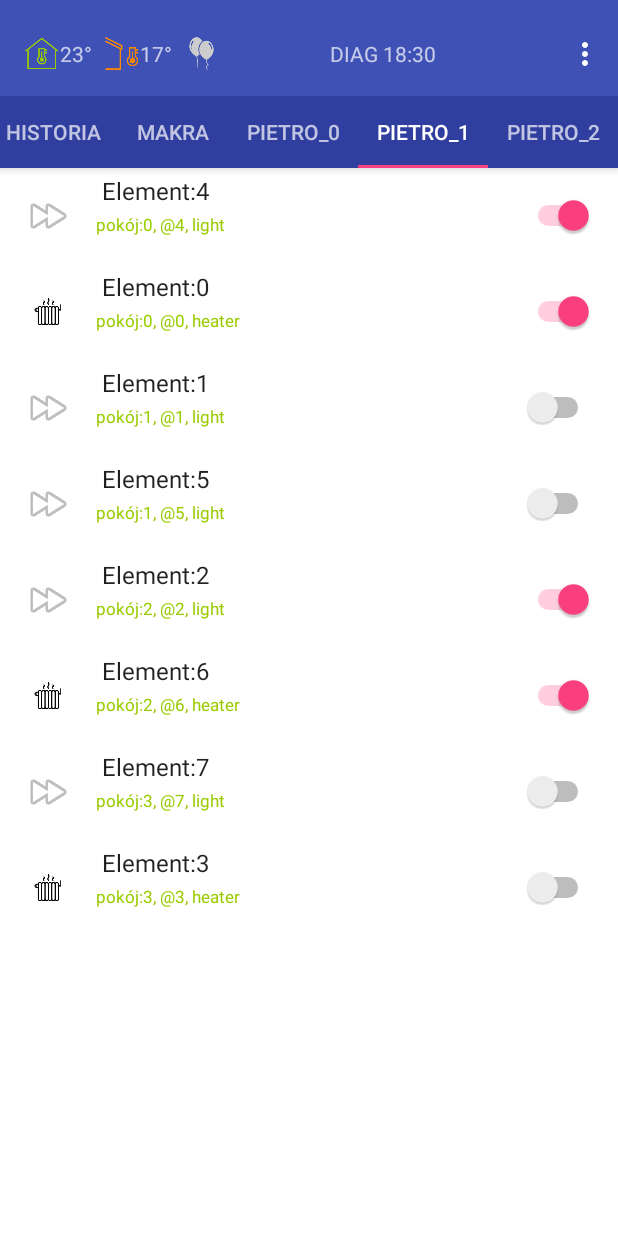
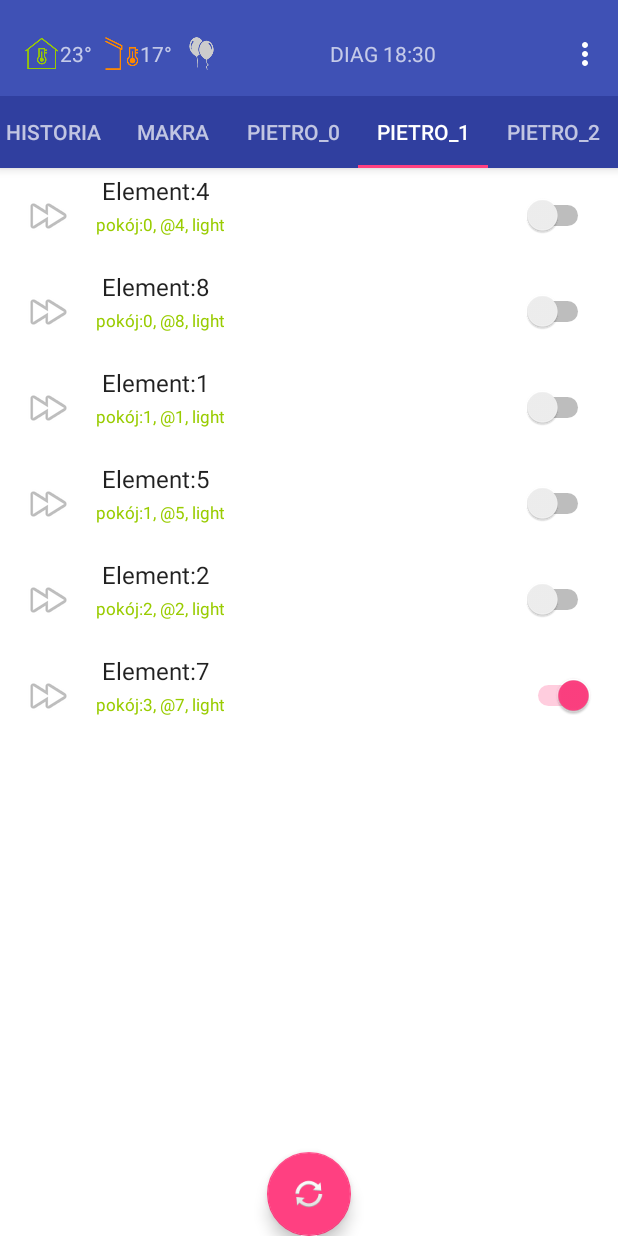
Before and after one commit to tuskolot/iDomApp, an Android app: the screen it shows after launch (MainActivity), tab 4 chosen, on a phone screen of 412 x 824 dp. Run offline under Robolectric (Android 15) with nearby library versions, the light colour scheme and no system bars; our stand-ins replace ButterKnife, Volley; network calls fail.

Commit message:
poprawione błędy i optymalizacja zappytań

```diff
--- a/app/src/main/java/com/example/jacekmichalik/idomapp/FloorMapPackage/FloorItemsList.java
+++ b/app/src/main/java/com/example/jacekmichalik/idomapp/FloorMapPackage/FloorItemsList.java
@@ -18,7 +18,8 @@ public class FloorItemsList implements Comparator<FloorItemsList.SecurItemData>{
     }
 
     public void addItem(SecurItemData item) {
-        siList.add(item);
+        if (item.type.equals("light"))
+            siList.add(item);
     }
 
     public SecurItemData get(int position){
@@ -28,6 +29,7 @@ public class FloorItemsList implements Comparator<FloorItemsList.SecurItemData>{
     public int getSize(){
         return siList.size();
     }
+    public void clearAll() { siList.clear(); }
 
     @Override
     public int compare(SecurItemData o1, SecurItemData o2) {
@@ -56,7 +58,7 @@ public class FloorItemsList implements Comparator<FloorItemsList.SecurItemData>{
     }
 
     public void sortMe(){
-        Collections.sort(siList,this);
+        Collections.sort(siList, this);
     }
 
     public static class SecurItemData {
--- a/app/src/main/java/com/example/jacekmichalik/idomapp/FloorMapPackage/MySecurItemRecyclerViewAdapter.java
+++ b/app/src/main/java/com/example/jacekmichalik/idomapp/FloorMapPackage/MySecurItemRecyclerViewAdapter.java
@@ -103,6 +103,11 @@ public class MySecurItemRecyclerViewAdapter extends RecyclerView.Adapter<MySecur
 
     }
 
+    @Override
+    public void forceUpdate() {
+
+    }
+
     public class ViewHolder extends RecyclerView.ViewHolder {
         public final View mView;
 
--- a/app/src/main/java/com/example/jacekmichalik/idomapp/FloorMapPackage/SecurItemFragment.java
+++ b/app/src/main/java/com/example/jacekmichalik/idomapp/FloorMapPackage/SecurItemFragment.java
@@ -10,8 +10,6 @@ import android.view.LayoutInflater;
 import android.view.View;
 import android.view.ViewGroup;
 
-import com.example.jacekmichalik.idomapp.FloorMapPackage.FloorItemsList;
-import com.example.jacekmichalik.idomapp.FloorMapPackage.MySecurItemRecyclerViewAdapter;
 import com.example.jacekmichalik.idomapp.IDOMTaskNotyfikator;
 import com.example.jacekmichalik.idomapp.MainActivity;
 import com.example.jacekmichalik.idomapp.R;
@@ -20,45 +18,47 @@ import com.example.jacekmichalik.idomapp.R;
 // Activities containing this fragment MUST implement the {@link OnListFragmentInteractionListener}
 public class SecurItemFragment extends Fragment implements IDOMTaskNotyfikator {
 
+    private final static String ARG_FLOOR_NAME = "floor_name";
     private FloorItemsList floorMap = null;
     private OnListFragmentInteractionListener mListener;
-    private RecyclerView recyclerView=null;
+    private RecyclerView recyclerView = null;
 
     public SecurItemFragment() {
-
-        this.floorMap = null;
     }
 
-    public SecurItemFragment(String floor_name) {
-
-        this.floorMap = null;
+    public static SecurItemFragment instanceMe(String floor_name) {
+        SecurItemFragment fragment = new SecurItemFragment();
         Bundle b = new Bundle();
-        b.putString("floor_name",floor_name);
-        this.setArguments(b);
+        b.putString(ARG_FLOOR_NAME, floor_name);
+        fragment.setArguments(b);
+        return fragment;
     }
 
 
     @Override
     public void onCreate(Bundle savedInstanceState) {
         super.onCreate(savedInstanceState);
-        if ( floorMap == null){
-            Bundle b = getArguments();
-            String floorName;
-            floorName = b.getString("floor_name");
-            floorMap = MainActivity.IDOM.floorMap.get(floorName);
-        }
-
-    }
-
-    private String getFloorName(){
-        Bundle b = getArguments();
-        return b.getString("floor_name");
     }
 
     @Override
     public View onCreateView(LayoutInflater inflater, ViewGroup container,
                              Bundle savedInstanceState) {
         View view = inflater.inflate(R.layout.fragment_securitem_list, container, false);
+
+        Bundle bundle = getArguments();
+        String floorName = bundle.getString(ARG_FLOOR_NAME);
+
+        floorMap = MainActivity.IDOM.floorMap.get(floorName);
+        if (null == floorMap) {
+            // pierwsze uruchomienie - tworzymy obiekt i inicujemy jego załadowanie danymi
+            floorMap = new FloorItemsList(floorName);
+            MainActivity.IDOM.floorMap.put(floorName, floorMap);
+            try {
+                MainActivity.IDOM.importFloorList(view.getContext(), this, floorName,false);
+            } catch (Exception e) {
+                Log.d("j23", this.toString() + " MainActivity.IDOM.importFloorList");
+            }
+        }
 
         // Set the adapter
         if (view instanceof RecyclerView) {
@@ -69,19 +69,6 @@ public class SecurItemFragment extends Fragment implements IDOMTaskNotyfikator {
 //            column = 2
 //                recyclerView.setLayoutManager(new GridLayoutManager(context, XXX));
             recyclerView.setAdapter(new MySecurItemRecyclerViewAdapter(floorMap, mListener));
-
-            recyclerView.setOnClickListener(new View.OnClickListener() {
-                @Override
-                public void onClick(View v) {
-
-                }
-            });
-        }
-
-        try {
-            MainActivity.IDOM.importFloorList(view.getContext(), this, getFloorName() );
-        } catch (Exception e) {
-            Log.d("j23", this.toString() + " MainActivity.IDOM.importFloorList");
         }
 
         return view;
@@ -107,12 +94,22 @@ public class SecurItemFragment extends Fragment implements IDOMTaskNotyfikator {
 
     @Override
     public void handleUpdated(String updateTAG, Object addInfo) {
+        // wołane po zakończeniu odczytu danych z serwera
         if (updateTAG.equals(IDOMTaskNotyfikator.GET_FLOOR)) {
             recyclerView.getAdapter().notifyDataSetChanged();
         }
 
     }
 
+    @Override
+    public void forceUpdate() {
+        try {
+            MainActivity.IDOM.importFloorList(getContext(), this, floorMap.floorName,true);
+        }catch (Exception e){
+            Log.d("j23",e.toString());
+        }
+    }
+
     public interface OnListFragmentInteractionListener {
         void onListFragmentInteraction(FloorItemsList.SecurItemData item);
     }
--- a/app/src/main/java/com/example/jacekmichalik/idomapp/IDOMDataManager.java
+++ b/app/src/main/java/com/example/jacekmichalik/idomapp/IDOMDataManager.java
@@ -17,7 +17,7 @@ import com.android.volley.toolbox.StringRequest;
 import com.android.volley.toolbox.Volley;
 import com.example.jacekmichalik.idomapp.FloorMapPackage.FloorItemsList;
 import com.example.jacekmichalik.idomapp.FloorMapPackage.MySecurItemRecyclerViewAdapter;
-import com.example.jacekmichalik.idomapp.JMTools.MessageBox;
+import com.example.jacekmichalik.idomapp.JMTools.ProfStr;
 
 import org.json.JSONArray;
 import org.json.JSONException;
@@ -46,17 +46,13 @@ public class IDOMDataManager {
         String t = "";
         Calendar dat;
         Date dd;
-//        SimpleDateFormat dat_format = new SimpleDateFormat("yyyy-MM-dd");
-//        SimpleDateFormat dat_format = new SimpleDateFormat("yyyy-MM-dd");
         DateFormat dateFormat = DateFormat.getDateInstance(DateFormat.MEDIUM, Locale.getDefault());
         DateFormat timeFormat = DateFormat.getTimeInstance(DateFormat.SHORT, Locale.getDefault());
-
-//        SimpleDateFormat tim_format = new SimpleDateFormat("HH:mm:ss");
 
         if (!diag_on_error_add_sample_stats)
             return;
 
-        allLogs = "";
+        allLogs="";
 
         for (int i = 0; i < 60; i++) {
             if (Math.round(Math.random() * 100) < 10) {
@@ -88,7 +84,6 @@ public class IDOMDataManager {
             for (int i = 0; i < 3; i++) {
                 String fn = "pietro_" + i;
                 floorArray.add(fn);
-                floorMap.put(fn, new FloorItemsList(fn));
             }
         }
 
@@ -104,19 +99,19 @@ public class IDOMDataManager {
             return;
 
         for (int i = 0; i < 11; i++) {
-            macrosList.add(new RowMacroItem(i, "Przykładowe makro: " + i));
+            macrosList.add(new MacrosFragment.RowMacroItem(i, "Przykładowe makro: " + i));
         }
     }
 
 
-    public void diag_add_floors(String floor_name) {
+    public void diag_add_floors(String floor_name,boolean forceRefresh) {
 
         if (!diag_on_error_add_sample_floors)
             return;
 
         FloorItemsList fli = floorMap.get(floor_name);
 
-        if (fli.getSize() > 0)
+        if (fli.getSize() > 0 && !forceRefresh)
             return;
 
         int items = (int) Math.round(Math.random() * 10 + 3);
@@ -127,7 +122,7 @@ public class IDOMDataManager {
                             j % 3 == 0 ? "heater" : "light",
                             "Element:" + j,
                             "pokój:" + ( j ) % 4,
-                            j % 2 == 0 ? "X" : " "
+                            ProfStr.random_my(3) == 0 ? "X" : " "
                     ));
         }
         fli.sortMe();
@@ -135,7 +130,7 @@ public class IDOMDataManager {
     }
 
 
-    public LinkedList<RowMacroItem> macrosList = new LinkedList<>();   // lista pobranych makr
+    public LinkedList<MacrosFragment.RowMacroItem> macrosList = new LinkedList<>();   // lista pobranych makr
     public String allLogs = ""; // historia pobrana z serwera
     public boolean partyActive = false; // status Party pobrany z serwera
     public int tempIN = 0;      //  temperatura wew
@@ -184,21 +179,6 @@ public class IDOMDataManager {
         }
     }
 
-    public class RowMacroItem {
-
-        public int macro_id;
-        public String macro_name;
-
-        public RowMacroItem() {
-        }
-
-        public RowMacroItem(int macro_id, String macro_name) {
-
-            this.macro_id = macro_id;
-            this.macro_name = macro_name;
-        }
-    }
-
     public void updateProgressCounter(RequestQueue job) {
 
         // pierwsze wywołanie - dodaje do listy
@@ -232,8 +212,7 @@ public class IDOMDataManager {
 
         final RequestQueue queue = Volley.newRequestQueue(context);
 
-        macrosList.add(new RowMacroItem(MACROID_SEND_STATUS_REQUEST, "pobierz status"));
-
+        macrosList.add(new MacrosFragment.RowMacroItem(MACROID_SEND_STATUS_REQUEST, "pobierz status"));
 
         incDiags(IDOMTaskNotyfikator.GET_MACROS);
 
@@ -248,7 +227,7 @@ public class IDOMDataManager {
                                     ja = new JSONArray(response);
                                     for (int i = 0; i < ja.length(); i++) {
                                         jo = ja.getJSONObject(i);
-                                        macrosList.add(new RowMacroItem(
+                                        macrosList.add(new MacrosFragment.RowMacroItem(
                                                 jo.getInt("id"),
                                                 jo.getString("name")));
                                     }
@@ -271,15 +250,14 @@ public class IDOMDataManager {
         queue.add(stringRequest);
     }
 
-
-    public void importFloorList(Context context, final IDOMTaskNotyfikator idomTaskNotyfikator, final String floorName) {
+    public void importFloorList(Context context, final IDOMTaskNotyfikator idomTaskNotyfikator, final String floorName, final boolean forceRefresh) {
 
         String url = IDOM_WWW + "JSON/@GETFLOOR$" + floorName;
         final FloorItemsList floorItemsList = floorMap.get(floorName);
         if (null == floorItemsList)
             return;
 
-        if (floorItemsList.getSize() > 0) //  struktura była już wcześniej odczytana
+        if (floorItemsList.getSize() > 0 && !forceRefresh) //  struktura była już wcześniej odczytana
         {
             callNotyficator(idomTaskNotyfikator, IDOMTaskNotyfikator.GET_FLOOR, null);
             return;
@@ -297,6 +275,9 @@ public class IDOMDataManager {
                                 JSONArray ja;
                                 JSONObject jo;
                                 FloorItemsList.SecurItemData si;
+
+                                if ( forceRefresh )
+                                    floorItemsList.clearAll();
 
                                 try {
                                     ja = new JSONArray(response);
@@ -322,7 +303,7 @@ public class IDOMDataManager {
                     @Override
                     public void onErrorResponse(VolleyError error) {
                         updateProgressCounter(queue);
-                        diag_add_floors(floorName);
+                        diag_add_floors(floorName,forceRefresh);
                         callNotyficator(idomTaskNotyfikator, IDOMTaskNotyfikator.GET_FLOOR, null);
 
                     }
@@ -331,12 +312,12 @@ public class IDOMDataManager {
         queue.add(stringRequest);
     }
 
-
     private void updateFloors(String floors) {
         int col;
         String t, v;
 
-        floorArray.clear();
+        if ( floorArray.size() > 0 )
+            return; // już raz pobraliśmy listę pięter. Ona się nie zmienia
 
         v = floors.trim();
         while (!v.isEmpty()) {
@@ -353,16 +334,23 @@ public class IDOMDataManager {
             v = v.trim();
             if (!t.isEmpty()) {
                 floorArray.add(t);
-                floorMap.put(t, new FloorItemsList(t));
+//                floorMap.put(t, new FloorItemsList(t));
             }
         }
     }
 
-    public void importSysInfo(Context context, final IDOMTaskNotyfikator idomTaskNotyfikator) {
+    public void importSysInfo(Context context, final IDOMTaskNotyfikator idomTaskNotyfikator, final boolean forceRefresh) {
+
+        String url = IDOM_WWW + "JSON/@GETINFO";
+
+        if ( allLogs.length() > 0 && !forceRefresh){
+            // już raz pobrano dane
+            callNotyficator(idomTaskNotyfikator, IDOMTaskNotyfikator.SYS_INFO, null);
+            sysChange();
+            return;
+        }
 
         final RequestQueue queue = Volley.newRequestQueue(context);
-        String url = IDOM_WWW + "JSON/@GETINFO";
-
         incDiags(IDOMTaskNotyfikator.SYS_INFO);
 
         final StringRequest stringRequest = new StringRequest(Request.Method.GET, url,
@@ -395,13 +383,11 @@ public class IDOMDataManager {
                 callNotyficator(idomTaskNotyfikator, IDOMTaskNotyfikator.SYS_INFO, null);
                 sysChange();
                 updateProgressCounter(queue);
-
             }
         });
         updateProgressCounter(queue);
         queue.add(stringRequest);
     }
-
 
     public void runMacro(final Context context, int macroID, final String macroName, final IDOMTaskNotyfikator idomTaskNotyfikator) {
 
@@ -414,7 +400,7 @@ public class IDOMDataManager {
                 case MACROID_SEND_STATUS_REQUEST: {
 
                     final String tn = MainActivity.prefs.getString(CNF_PHONE_NUMBER, "");
-                    MessageBox.ask(context, "Pytanie?", "Wysłać SMS do centralki?", new DialogInterface.OnClickListener() {
+                    ProfStr.ask(context, "Pytanie?", "Wysłać SMS do centralki?", new DialogInterface.OnClickListener() {
                         @Override
                         public void onClick(DialogInterface dialog, int id) {
                             SmsManager sms = SmsManager.getDefault();
@@ -438,7 +424,7 @@ public class IDOMDataManager {
                         @Override
                         public void onResponse(String response) {
                             Toast.makeText(context, macroName + " uruchomione", Toast.LENGTH_SHORT).show();
-                            importSysInfo(context, idomTaskNotyfikator);
+                            importSysInfo(context, idomTaskNotyfikator,true);
                             callNotyficator(idomTaskNotyfikator, IDOMTaskNotyfikator.RUN_MACRO, null);
                         }
                     },
@@ -510,7 +496,6 @@ public class IDOMDataManager {
                         "GF: " + jsonStatsistics.get(IDOMTaskNotyfikator.GET_FLOOR);
     }
 
-
     public String getFloorName(int floor_idx) {
         if (floor_idx < 0 || floor_idx >= floorArray.size())
             return "?fllor:" + floor_idx;
--- a/app/src/main/java/com/example/jacekmichalik/idomapp/IDOMTaskNotyfikator.java
+++ b/app/src/main/java/com/example/jacekmichalik/idomapp/IDOMTaskNotyfikator.java
@@ -8,4 +8,5 @@ public interface IDOMTaskNotyfikator {
     final public static String LIGHT = "LIGHT";
 
     public void handleUpdated(String updateTAG, Object addInfo);
+    public void forceUpdate();
 }
--- a/app/src/main/java/com/example/jacekmichalik/idomapp/JMTools/MessageBox.java
+++ b/app/src/main/java/com/example/jacekmichalik/idomapp/JMTools/ProfStr.java
@@ -27,7 +27,7 @@ import android.widget.TextView;
                 }
             });
  */
-public class MessageBox {
+public class ProfStr{
 
     public static void ask(Context context, String title, String message , DialogInterface.OnClickListener onOKClick) {
         AlertDialog.Builder builder = new AlertDialog.Builder(context);
@@ -60,4 +60,8 @@ public class MessageBox {
         }
     }
 
+    public static int  random_my(int maxi){
+        return (int)Math.round(Math.random()*maxi);
+    }
+
 }
--- a/app/src/main/java/com/example/jacekmichalik/idomapp/MacrosFragment.java
+++ b/app/src/main/java/com/example/jacekmichalik/idomapp/MacrosFragment.java
@@ -21,13 +21,13 @@ import android.widget.Toast;
 import java.util.LinkedList;
 
 
-class RowMacroAdapter extends ArrayAdapter<IDOMDataManager.RowMacroItem> {
+class RowMacroAdapter extends ArrayAdapter<MacrosFragment.RowMacroItem> {
 
     Context context;
     int rowLayoutResourceId;
-    LinkedList<IDOMDataManager.RowMacroItem> macros = null;
+    LinkedList<MacrosFragment.RowMacroItem> macros = null;
 
-    public RowMacroAdapter(Context context, int rowLayoutResourceId, LinkedList<IDOMDataManager.RowMacroItem> data) {
+    public RowMacroAdapter(Context context, int rowLayoutResourceId, LinkedList<MacrosFragment.RowMacroItem> data) {
         super(context, rowLayoutResourceId, data);
         this.rowLayoutResourceId = rowLayoutResourceId;
         this.context = context;
@@ -51,7 +51,7 @@ class RowMacroAdapter extends ArrayAdapter<IDOMDataManager.RowMacroItem> {
             holder = (RowMacroHolder) row.getTag();
         }
 
-        IDOMDataManager.RowMacroItem object = macros.get(position);
+        MacrosFragment.RowMacroItem object = macros.get(position);
         holder.txtTitle.setText(object.macro_name);
         holder.imgIcon.setImageResource(android.R.drawable.ic_media_ff);
         return row;
@@ -61,6 +61,8 @@ class RowMacroAdapter extends ArrayAdapter<IDOMDataManager.RowMacroItem> {
         ImageView imgIcon;
         TextView txtTitle;
     }
+
+
 }
 
 public class MacrosFragment extends Fragment implements IDOMTaskNotyfikator{
@@ -89,7 +91,7 @@ public class MacrosFragment extends Fragment implements IDOMTaskNotyfikator{
         macroListView.setOnItemClickListener(
                 new AdapterView.OnItemClickListener(){
                     public void onItemClick(AdapterView<?> parent, View view, int position, long id) {
-                        IDOMDataManager.RowMacroItem macro = MainActivity.IDOM.macrosList.get(position);
+                        MacrosFragment.RowMacroItem macro = MainActivity.IDOM.macrosList.get(position);
                         MainActivity.IDOM.runMacro(view.getContext(), macro.macro_id, macro.macro_name,
                                 tmpThis);
                     }
@@ -110,4 +112,23 @@ public class MacrosFragment extends Fragment implements IDOMTaskNotyfikator{
             macroListView.setAdapter(adapter);
         }
     }
+
+    @Override
+    public void forceUpdate() {}
+
+    public static class RowMacroItem {
+
+        public int macro_id;
+        public String macro_name;
+
+        public RowMacroItem() {
+        }
+
+        public RowMacroItem(int macro_id, String macro_name) {
+
+            this.macro_id = macro_id;
+            this.macro_name = macro_name;
+        }
+    }
+
 }
--- a/app/src/main/java/com/example/jacekmichalik/idomapp/MainActivity.java
+++ b/app/src/main/java/com/example/jacekmichalik/idomapp/MainActivity.java
@@ -10,6 +10,7 @@ import android.graphics.Color;
 import android.os.Build;
 import android.os.Bundle;
 import android.preference.PreferenceManager;
+import android.support.design.widget.FloatingActionButton;
 import android.support.design.widget.TabLayout;
 import android.support.v4.app.ActivityCompat;
 import android.support.v4.content.ContextCompat;
@@ -20,6 +21,7 @@ import android.support.v7.widget.Toolbar;
 import android.util.Log;
 import android.view.Menu;
 import android.view.MenuItem;
+import android.view.View;
 import android.view.WindowManager;
 import android.widget.ImageView;
 import android.widget.ProgressBar;
@@ -29,7 +31,7 @@ import android.widget.Toast;
 
 import com.example.jacekmichalik.idomapp.FloorMapPackage.FloorItemsList;
 import com.example.jacekmichalik.idomapp.FloorMapPackage.SecurItemFragment;
-import com.example.jacekmichalik.idomapp.JMTools.MessageBox;
+import com.example.jacekmichalik.idomapp.JMTools.ProfStr;
 import com.example.jacekmichalik.idomapp.JMTools.SMS_Czytacz;
 import com.example.jacekmichalik.idomapp.JMTools.SmsHandler;
 
@@ -46,6 +48,7 @@ public class MainActivity extends AppCompatActivity
 
     final static int MY_PERMISSIONS_REQUEST_SEND_SMS = 991;
     private ViewPager   viewPager;
+    private FloatingActionButton fab;
     private PagesAdapter pagesAdapter;
     private static Context     tmpContext;
 
@@ -76,6 +79,17 @@ public class MainActivity extends AppCompatActivity
         prefs = PreferenceManager.getDefaultSharedPreferences(this);
 
         ProgressBar sysProgressBar =(ProgressBar)findViewById(R.id.progressBar);
+        fab = findViewById(R.id.floatingActionButton);
+        fab.setOnClickListener(new View.OnClickListener() {
+            @Override
+            public void onClick(View v) {
+//                mb("page: " + viewPager.getCurrentItem());
+
+                forceUpdatePageDate(viewPager.getCurrentItem());
+
+            }
+        });
+
 
         tempOutInfo =findViewById(R.id.tOutTV);
         tempINInfo = findViewById(R.id.tempIN_TV);
@@ -105,6 +119,14 @@ public class MainActivity extends AppCompatActivity
         checkMyPermission(Manifest.permission.SEND_SMS);
         checkMyPermission(Manifest.permission.READ_PHONE_STATE);
 
+    }
+
+    private void forceUpdatePageDate(int currentItem) {
+        Object o = pagesAdapter.instantiateItem(viewPager,viewPager.getCurrentItem());
+
+        if ( o instanceof IDOMTaskNotyfikator ){
+            ((IDOMTaskNotyfikator)o).forceUpdate();
+        }
     }
 
     private boolean checkMyPermission(String perm) {
@@ -205,7 +227,7 @@ public class MainActivity extends AppCompatActivity
             String tn = sms_prefs.getString(CNF_PHONE_NUMBER, "");
 
             if (sender.equals(tn)) {
-                MessageBox.show(this, "Info:" + sender, message);
+                ProfStr.show(this, "Info:" + sender, message);
             } else {
             }
         } catch (Exception e) {
@@ -260,7 +282,11 @@ public class MainActivity extends AppCompatActivity
             pagesAdapter.notifyDataSetChanged();
         }
 
-//        lastEntryInfo.setText(IDOM.getDiags());
+    }
+
+    @Override
+    public void forceUpdate() {
+
     }
 
     @Override
--- a/app/src/main/java/com/example/jacekmichalik/idomapp/PagesAdapter.java
+++ b/app/src/main/java/com/example/jacekmichalik/idomapp/PagesAdapter.java
@@ -29,15 +29,16 @@ public class PagesAdapter extends FragmentPagerAdapter {
             default: {
                 int floor_idx = position -2;
                 String floor_name = MainActivity.IDOM.getFloorName(floor_idx);
-                return new SecurItemFragment(floor_name);
+                return SecurItemFragment.instanceMe(floor_name);
             }
         }
     }
 
+
     @Override
     public int getCount() {
         int n = 2;
-        if (MainActivity.IDOM != null)   // TODO xxxx
+        if (MainActivity.IDOM != null)
             n = n + MainActivity.IDOM.floorArray.size();
         return n;
     }
--- a/app/src/main/java/com/example/jacekmichalik/idomapp/SysInfoFragment.java
+++ b/app/src/main/java/com/example/jacekmichalik/idomapp/SysInfoFragment.java
@@ -19,6 +19,7 @@ public class SysInfoFragment extends Fragment implements IDOMTaskNotyfikator {
 
     @BindView(R.id.allLogsTextView)
     TextView allLogsTV;
+    private TextView diagInfo;
 
     public SysInfoFragment() {
     }
@@ -36,7 +37,9 @@ public class SysInfoFragment extends Fragment implements IDOMTaskNotyfikator {
         View rootView = inflater.inflate(R.layout.sys_info_fragment, container, false);
 
         allLogsTV = rootView.findViewById(R.id.allLogsTextView);
-        MainActivity.IDOM.importSysInfo(rootView.getContext(), this);
+        diagInfo = rootView.findViewById(R.id.diagInfo);
+
+        MainActivity.IDOM.importSysInfo(rootView.getContext(), this,false);
 
         return rootView;
     }
@@ -44,5 +47,11 @@ public class SysInfoFragment extends Fragment implements IDOMTaskNotyfikator {
     @Override
     public void handleUpdated(String updateTAG, Object addInfo) {
         allLogsTV.setText(MainActivity.IDOM.allLogs);
+        diagInfo.setText(MainActivity.IDOM.getDiags());
+    }
+
+    @Override
+    public void forceUpdate() {
+        MainActivity.IDOM.importSysInfo( getView().getContext(), this,true);
     }
 }
--- a/app/src/main/res/layout/activity_main.xml
+++ b/app/src/main/res/layout/activity_main.xml
@@ -118,4 +118,12 @@
         android:layout_weight="1"
         android:visibility="visible" />
 
+    <android.support.design.widget.FloatingActionButton
+        android:id="@+id/floatingActionButton"
+        android:layout_width="match_parent"
+        android:layout_height="wrap_content"
+        android:layout_gravity="center_horizontal|bottom"
+        android:clickable="true"
+        app:srcCompat="@android:drawable/ic_popup_sync" />
+
 </android.support.design.widget.CoordinatorLayout>
```
Also changed, not shown: app/src/main/res/layout/sys_info_fragment.xml (+18 -14 lines).
